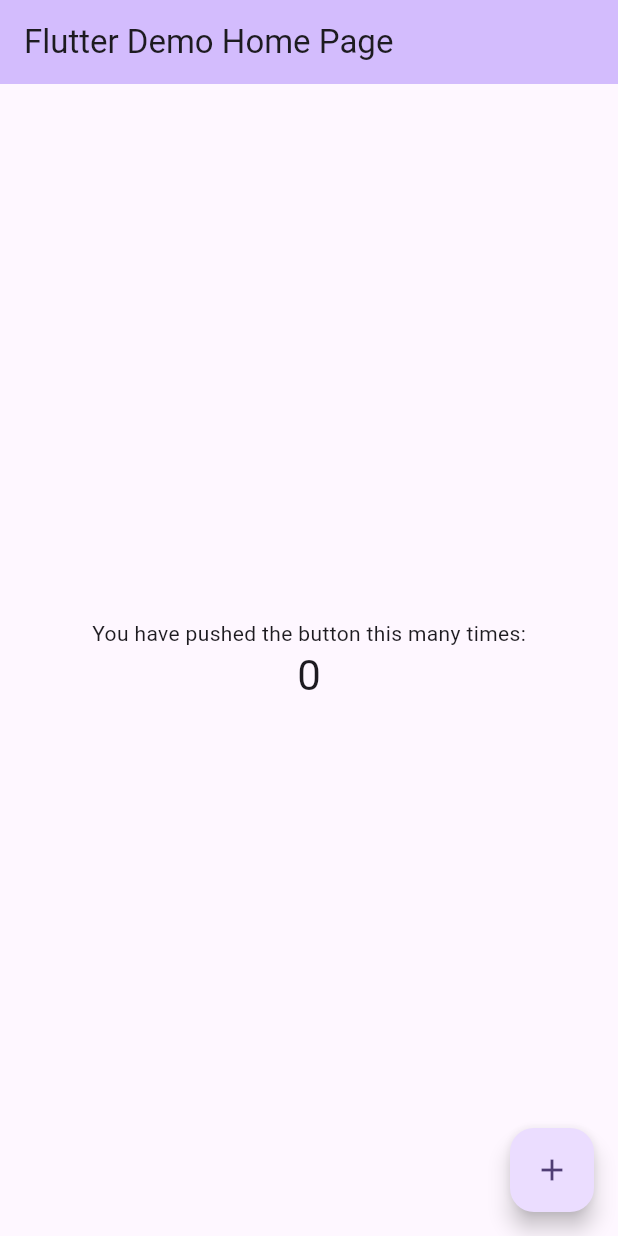
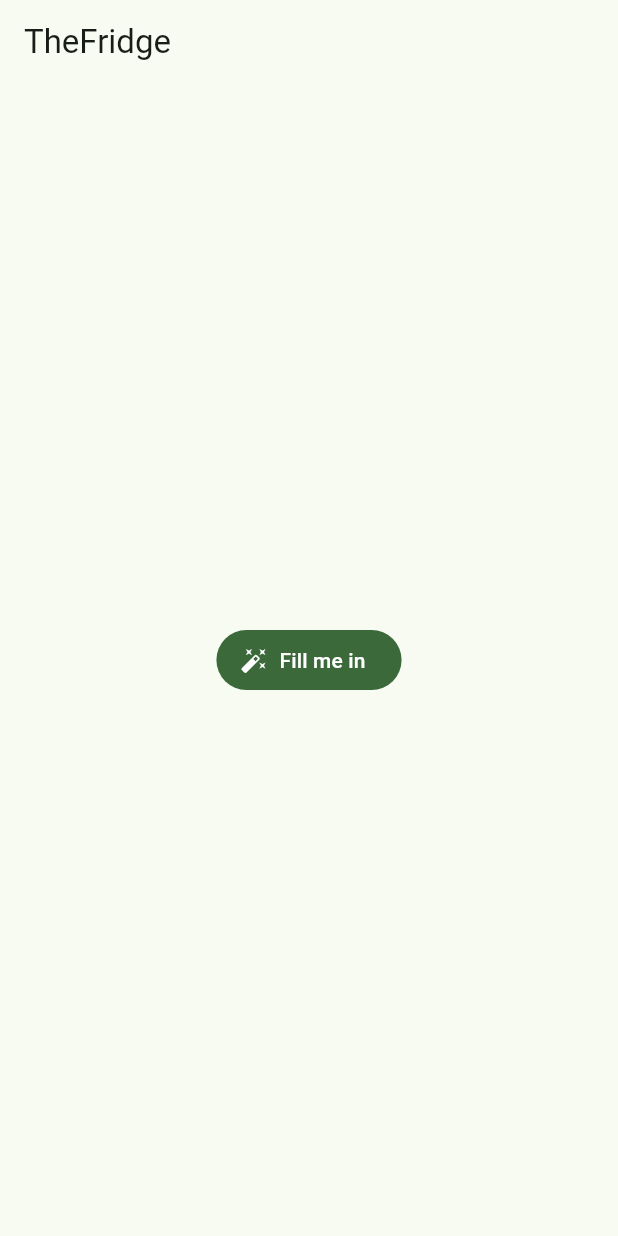
Before and after one commit to jelenalecic/thefridge, a Flutter app: the screen it shows after launch, on a phone screen of 412 x 824 dp. Run offline on Flutter 3.47's test engine with Material 3 defaults, Android fonts, the phone set to English and light mode, and no system bars; our stand-ins replace flutter_riverpod, shared_preferences.

```diff
--- /dev/null
+++ b/lib/features/fridge/domain/models/expiry_filter.dart
@@ -0,0 +1 @@
+enum ExpiryFilter { all, soon, expired }
--- /dev/null
+++ b/lib/features/fridge/domain/models/fridge_status.dart
@@ -0,0 +1 @@
+enum FridgeStatus { initial, loading, ready, error }
--- /dev/null
+++ b/lib/features/fridge/domain/models/fridge_unit.dart
@@ -0,0 +1 @@
+enum FridgeUnit { pcs, g, kg, ml, l, pack, slice, bottle, can, jar }
--- /dev/null
+++ b/lib/features/fridge/domain/models/sort_filter.dart
@@ -0,0 +1 @@
+enum SortBy { bestBefore, timeStored }
--- /dev/null
+++ b/lib/features/fridge/ui/state/fridge_provider.dart
@@ -0,0 +1,6 @@
+import 'package:flutter_riverpod/flutter_riverpod.dart';
+import 'package:thefridge/features/fridge/domain/models/fridge_state.dart';
+import 'package:thefridge/features/fridge/ui/state/fridge_controller_provider.dart';
+
+final fridgeControllerProvider =
+    NotifierProvider<FridgeController, FridgeState>(FridgeController.new);
--- /dev/null
+++ b/lib/features/fridge/ui/widgets/fridge_overview_screen.dart
@@ -0,0 +1,106 @@
+import 'package:flutter/material.dart';
+import 'package:flutter_riverpod/flutter_riverpod.dart';
+import 'package:thefridge/features/fridge/domain/models/fridge_status.dart';
+import 'package:thefridge/features/fridge/ui/state/fridge_provider.dart';
+
+class FridgeScreen extends ConsumerStatefulWidget {
+  const FridgeScreen({super.key});
+
+  @override
+  ConsumerState<FridgeScreen> createState() => _FridgeScreenState();
+}
+
+class _FridgeScreenState extends ConsumerState<FridgeScreen> {
+  @override
+  void initState() {
+    super.initState();
+    WidgetsBinding.instance.addPostFrameCallback((_) {
+      ref.read(fridgeControllerProvider.notifier).load();
+    });
+  }
+
+  @override
+  Widget build(BuildContext context) {
+    final st = ref.watch(fridgeControllerProvider);
+
+    if (st.status == FridgeStatus.loading) {
+      return const Scaffold(body: Center(child: CircularProgressIndicator()));
+    }
+    if (st.status == FridgeStatus.error) {
+      return Scaffold(
+        body: Center(child: Text(st.errorMessage ?? 'Unknown error')),
+      );
+    }
+
+    // ready
+    return Scaffold(
+      appBar: AppBar(title: const Text('TheFridge')),
+      body: st.visible.isEmpty
+          ? Center(
+              child: FilledButton.icon(
+                onPressed: () => ref
+                    .read(fridgeControllerProvider.notifier)
+                    .fillWithMockData(),
+                icon: const Icon(Icons.auto_fix_high),
+                label: const Text('Fill me in'),
+              ),
+            )
+          : Column(
+              children: [
+                IconButton(
+                  tooltip: 'Clear all',
+                  onPressed: () async {
+                    final shouldClear = await showDialog<bool>(
+                      context: context,
+                      builder: (_) => AlertDialog(
+                        title: const Text('Remove all items from the fridge?'),
+                        content: const Text(
+                          'This will remove all items from the fridge.',
+                        ),
+                        actions: [
+                          TextButton(
+                            onPressed: () => Navigator.pop(context, false),
+                            child: const Text('Cancel'),
+                          ),
+                          FilledButton(
+                            onPressed: () => Navigator.pop(context, true),
+                            child: const Text('Perform clearing'),
+                          ),
+                        ],
+                      ),
+                    );
+                    if (shouldClear == true) {
+                      await ref
+                          .read(fridgeControllerProvider.notifier)
+                          .clearAll();
+
+                      if (!context.mounted) return;
+                      ScaffoldMessenger.of(context).showSnackBar(
+                        const SnackBar(content: Text('Fridge cleared')),
+                      );
+                    }
+                  },
+                  icon: const Icon(Icons.delete_forever),
+                ),
+
+                Expanded(
+                  child: ListView.separated(
+                    padding: const EdgeInsets.all(12),
+                    itemCount: st.visible.length,
+                    separatorBuilder: (_, __) => const SizedBox(height: 8),
+                    itemBuilder: (_, i) {
+                      final it = st.visible[i];
+                      return ListTile(
+                        title: Text(it.name),
+                        subtitle: Text(
+                          '${it.quantity} ${it.unit} • stored ${it.daysStored}d',
+                        ),
+                      );
+                    },
+                  ),
+                ),
+              ],
+            ),
+    );
+  }
+}
--- a/lib/main.dart
+++ b/lib/main.dart
@@ -1,122 +1,24 @@
 import 'package:flutter/material.dart';
+import 'package:flutter_riverpod/flutter_riverpod.dart';
+
+import 'package:thefridge/features/fridge/ui/widgets/fridge_overview_screen.dart';
 
 void main() {
-  runApp(const MyApp());
+  runApp(const ProviderScope(child: MyApp()));
 }
 
 class MyApp extends StatelessWidget {
   const MyApp({super.key});
 
-  // This widget is the root of your application.
   @override
   Widget build(BuildContext context) {
     return MaterialApp(
-      title: 'Flutter Demo',
+      title: 'TheFridge',
       theme: ThemeData(
-        // This is the theme of your application.
-        //
-        // TRY THIS: Try running your application with "flutter run". You'll see
-        // the application has a purple toolbar. Then, without quitting the app,
-        // try changing the seedColor in the colorScheme below to Colors.green
-        // and then invoke "hot reload" (save your changes or press the "hot
-        // reload" button in a Flutter-supported IDE, or press "r" if you used
-        // the command line to start the app).
-        //
-        // Notice that the counter didn't reset back to zero; the application
-        // state is not lost during the reload. To reset the state, use hot
-        // restart instead.
-        //
-        // This works for code too, not just values: Most code changes can be
-        // tested with just a hot reload.
-        colorScheme: ColorScheme.fromSeed(seedColor: Colors.deepPurple),
+        colorScheme: ColorScheme.fromSeed(seedColor: Colors.green),
+        useMaterial3: true,
       ),
-      home: const MyHomePage(title: 'Flutter Demo Home Page'),
+      home: const FridgeScreen(),
     );
   }
 }
-
-class MyHomePage extends StatefulWidget {
-  const MyHomePage({super.key, required this.title});
-
-  // This widget is the home page of your application. It is stateful, meaning
-  // that it has a State object (defined below) that contains fields that affect
-  // how it looks.
-
-  // This class is the configuration for the state. It holds the values (in this
-  // case the title) provided by the parent (in this case the App widget) and
-  // used by the build method of the State. Fields in a Widget subclass are
-  // always marked "final".
-
-  final String title;
-
-  @override
-  State<MyHomePage> createState() => _MyHomePageState();
-}
-
-class _MyHomePageState extends State<MyHomePage> {
-  int _counter = 0;
-
-  void _incrementCounter() {
-    setState(() {
-      // This call to setState tells the Flutter framework that something has
-      // changed in this State, which causes it to rerun the build method below
-      // so that the display can reflect the updated values. If we changed
-      // _counter without calling setState(), then the build method would not be
-      // called again, and so nothing would appear to happen.
-      _counter++;
-    });
-  }
-
-  @override
-  Widget build(BuildContext context) {
-    // This method is rerun every time setState is called, for instance as done
-    // by the _incrementCounter method above.
-    //
-    // The Flutter framework has been optimized to make rerunning build methods
-    // fast, so that you can just rebuild anything that needs updating rather
-    // than having to individually change instances of widgets.
-    return Scaffold(
-      appBar: AppBar(
-        // TRY THIS: Try changing the color here to a specific color (to
-        // Colors.amber, perhaps?) and trigger a hot reload to see the AppBar
-        // change color while the other colors stay the same.
-        backgroundColor: Theme.of(context).colorScheme.inversePrimary,
-        // Here we take the value from the MyHomePage object that was created by
-        // the App.build method, and use it to set our appbar title.
-        title: Text(widget.title),
-      ),
-      body: Center(
-        // Center is a layout widget. It takes a single child and positions it
-        // in the middle of the parent.
-        child: Column(
-          // Column is also a layout widget. It takes a list of children and
-          // arranges them vertically. By default, it sizes itself to fit its
-          // children horizontally, and tries to be as tall as its parent.
-          //
-          // Column has various properties to control how it sizes itself and
-          // how it positions its children. Here we use mainAxisAlignment to
-          // center the children vertically; the main axis here is the vertical
-          // axis because Columns are vertical (the cross axis would be
-          // horizontal).
-          //
-          // TRY THIS: Invoke "debug painting" (choose the "Toggle Debug Paint"
-          // action in the IDE, or press "p" in the console), to see the
-          // wireframe for each widget.
-          mainAxisAlignment: MainAxisAlignment.center,
-          children: <Widget>[
-            const Text('You have pushed the button this many times:'),
-            Text(
-              '$_counter',
-              style: Theme.of(context).textTheme.headlineMedium,
-            ),
-          ],
-        ),
-      ),
-      floatingActionButton: FloatingActionButton(
-        onPressed: _incrementCounter,
-        tooltip: 'Increment',
-        child: const Icon(Icons.add),
-      ), // This trailing comma makes auto-formatting nicer for build methods.
-    );
-  }
-}
--- a/pubspec.yaml
+++ b/pubspec.yaml
@@ -34,6 +34,8 @@ dependencies:
   # The following adds the Cupertino Icons font to your application.
   # Use with the CupertinoIcons class for iOS style icons.
   cupertino_icons: ^1.0.8
+  shared_preferences: ^2.5.3
+  flutter_riverpod: ^3.0.1
 
 dev_dependencies:
   flutter_test:
```
Also changed, not shown: lib/features/fridge/data/fridge_local_store.dart (added, +21 -0 lines), lib/features/fridge/domain/fridge_service.dart (added, +210 -0 lines), lib/features/fridge/domain/models/fridge_category.dart (added, +17 -0 lines), lib/features/fridge/domain/models/fridge_item.dart (added, +86 -0 lines), lib/features/fridge/domain/models/fridge_state.dart (added, +74 -0 lines), lib/features/fridge/ui/state/fridge_controller_provider.dart (added, +86 -0 lines), pubspec.lock, 7 other files.
